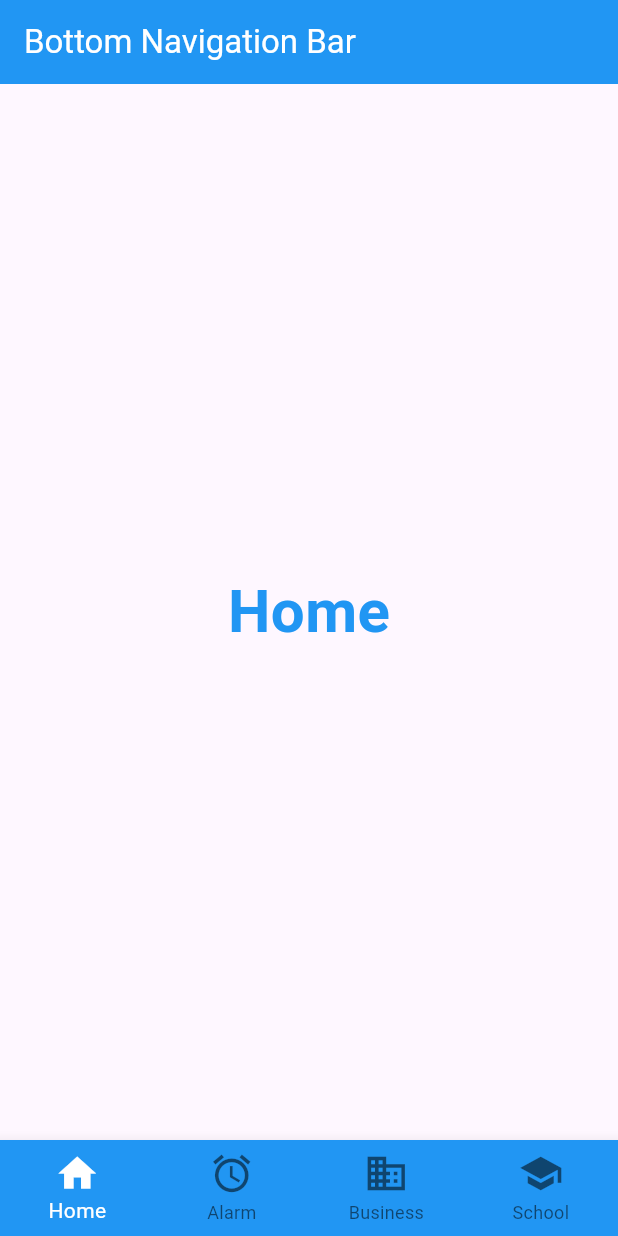
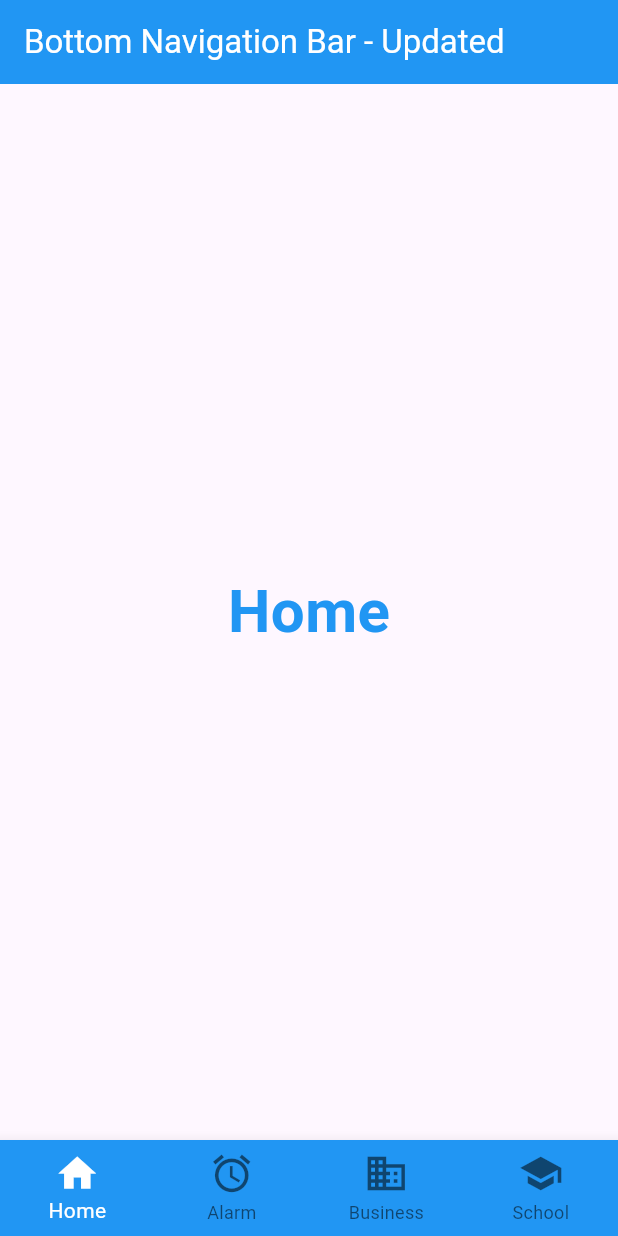
Before and after one commit to MohammadFaris03/Lab_05, a Flutter app: the screen it shows after launch, on a phone screen of 412 x 824 dp. Run offline on Flutter 3.47's test engine with Material 3 defaults, Android fonts, the phone set to English and light mode, and no system bars.

Commit message:
Update AppBar title in feature branch

```diff
--- a/lib/main.dart
+++ b/lib/main.dart
@@ -42,7 +42,7 @@ class _BottomNavLabState extends State<BottomNavLab> {
   Widget build(BuildContext context) {
     return Scaffold(
       appBar: AppBar(
-        title: const Text('Bottom Navigation Bar'),
+        title: const Text('Bottom Navigation Bar - Updated'),
         backgroundColor: Colors.blue,
         foregroundColor: Colors.white,
       ),
```
